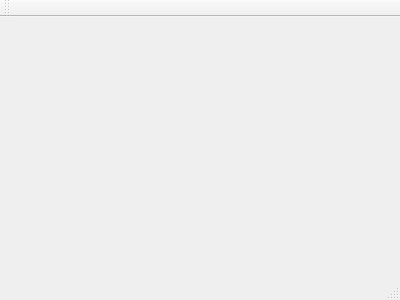
Before: the Qt Designer form Client/clientwindow.ui in ROLL-E/roll-e, drawn with Qt 5.
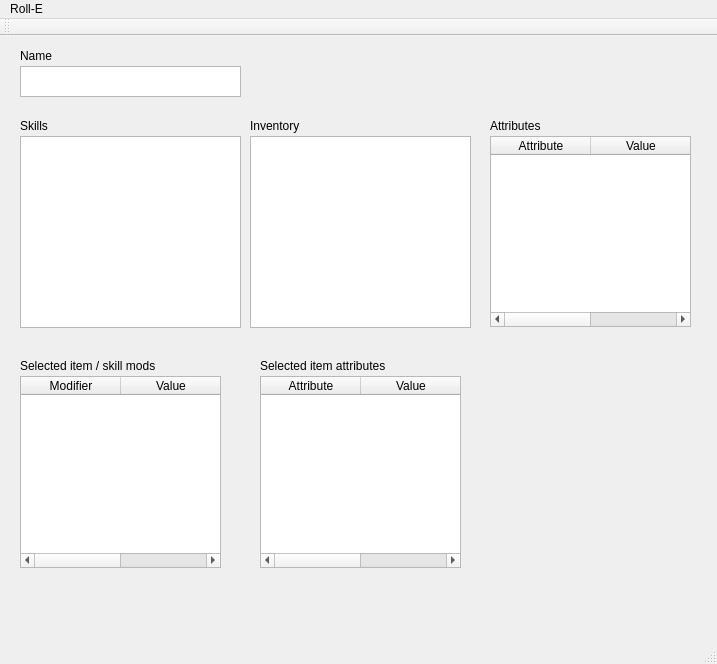
After: the same form once the commit is applied.

Commit message: Client gui layout

```diff
--- a/Client/clientwindow.ui
+++ b/Client/clientwindow.ui
@@ -1,24 +1,225 @@
 <ui version="4.0">
  <class>ClientWindow</class>
- <widget class="QMainWindow" name="ClientWindow" >
-  <property name="geometry" >
+ <widget class="QMainWindow" name="ClientWindow">
+  <property name="geometry">
    <rect>
     <x>0</x>
     <y>0</y>
-    <width>400</width>
-    <height>300</height>
+    <width>717</width>
+    <height>664</height>
    </rect>
   </property>
   <property name="windowTitle" >
    <string>ClientWindow</string>
   </property>
-  <widget class="QMenuBar" name="menuBar" />
-  <widget class="QToolBar" name="mainToolBar" />
-  <widget class="QWidget" name="centralWidget" />
-  <widget class="QStatusBar" name="statusBar" />
+  <widget class="QWidget" name="centralWidget">
+   <widget class="QListView" name="CharNameView">
+    <property name="geometry">
+     <rect>
+      <x>20</x>
+      <y>30</y>
+      <width>221</width>
+      <height>31</height>
+     </rect>
+    </property>
+   </widget>
+   <widget class="QListView" name="SkillView">
+    <property name="geometry">
+     <rect>
+      <x>20</x>
+      <y>100</y>
+      <width>221</width>
+      <height>192</height>
+     </rect>
+    </property>
+   </widget>
+   <widget class="QLabel" name="label">
+    <property name="geometry">
+     <rect>
+      <x>20</x>
+      <y>10</y>
+      <width>62</width>
+      <height>19</height>
+     </rect>
+    </property>
+    <property name="text">
+     <string>Name</string>
+    </property>
+   </widget>
+   <widget class="QLabel" name="label_2">
+    <property name="geometry">
+     <rect>
+      <x>20</x>
+      <y>80</y>
+      <width>62</width>
+      <height>19</height>
+     </rect>
+    </property>
+    <property name="text">
+     <string>Skills</string>
+    </property>
+   </widget>
+   <widget class="QLabel" name="label_3">
+    <property name="geometry">
+     <rect>
+      <x>250</x>
+      <y>80</y>
+      <width>62</width>
+      <height>19</height>
+     </rect>
+    </property>
+    <property name="text">
+     <string>Inventory</string>
+    </property>
+   </widget>
+   <widget class="QListView" name="InventoryView">
+    <property name="geometry">
+     <rect>
+      <x>250</x>
+      <y>100</y>
+      <width>221</width>
+      <height>192</height>
+     </rect>
+    </property>
+   </widget>
+   <widget class="QLabel" name="label_4">
+    <property name="geometry">
+     <rect>
+      <x>20</x>
+      <y>320</y>
+      <width>161</width>
+      <height>19</height>
+     </rect>
+    </property>
+    <property name="text">
+     <string>Selected item / skill mods</string>
+    </property>
+   </widget>
+   <widget class="QLabel" name="label_5">
+    <property name="geometry">
+     <rect>
+      <x>260</x>
+      <y>320</y>
+      <width>181</width>
+      <height>19</height>
+     </rect>
+    </property>
+    <property name="text">
+     <string>Selected item attributes</string>
+    </property>
+   </widget>
+   <widget class="QLabel" name="label_6">
+    <property name="geometry">
+     <rect>
+      <x>490</x>
+      <y>80</y>
+      <width>71</width>
+      <height>19</height>
+     </rect>
+    </property>
+    <property name="text">
+     <string>Attributes</string>
+    </property>
+   </widget>
+   <widget class="QTableWidget" name="item_tableWidget">
+    <property name="geometry">
+     <rect>
+      <x>260</x>
+      <y>340</y>
+      <width>201</width>
+      <height>192</height>
+     </rect>
+    </property>
+    <column>
+     <property name="text">
+      <string>Attribute</string>
+     </property>
+    </column>
+    <column>
+     <property name="text">
+      <string>Value</string>
+     </property>
+    </column>
+   </widget>
+   <widget class="QTableWidget" name="modifers_tableWidget">
+    <property name="geometry">
+     <rect>
+      <x>20</x>
+      <y>340</y>
+      <width>201</width>
+      <height>192</height>
+     </rect>
+    </property>
+    <property name="columnCount">
+     <number>2</number>
+    </property>
+    <column>
+     <property name="text">
+      <string>Modifier</string>
+     </property>
+    </column>
+    <column>
+     <property name="text">
+      <string>Value</string>
+     </property>
+    </column>
+   </widget>
+   <widget class="QTableWidget" name="attr_tableWidget">
+    <property name="geometry">
+     <rect>
+      <x>490</x>
+      <y>100</y>
+      <width>201</width>
+      <height>191</height>
+     </rect>
+    </property>
+    <column>
+     <property name="text">
+      <string>Attribute</string>
+     </property>
+    </column>
+    <column>
+     <property name="text">
+      <string>Value</string>
+     </property>
+    </column>
+   </widget>
+  </widget>
+  <widget class="QMenuBar" name="menuBar">
+   <property name="geometry">
+    <rect>
+     <x>0</x>
+     <y>0</y>
+     <width>717</width>
+     <height>22</height>
+    </rect>
+   </property>
+   <widget class="QMenu" name="menuRoll_E">
+    <property name="title">
+     <string>Roll-E</string>
+    </property>
+   </widget>
+   <addaction name="menuRoll_E"/>
+  </widget>
+  <widget class="QToolBar" name="mainToolBar">
+   <attribute name="toolBarArea">
+    <enum>TopToolBarArea</enum>
+   </attribute>
+   <attribute name="toolBarBreak">
+    <bool>false</bool>
+   </attribute>
+  </widget>
+  <widget class="QStatusBar" name="statusBar"/>
  </widget>
- <layoutDefault spacing="6" margin="11" />
- <pixmapfunction></pixmapfunction>
+ <layoutdefault spacing="6" margin="11"/>
+ <tabstops>
+  <tabstop>CharNameView</tabstop>
+  <tabstop>SkillView</tabstop>
+  <tabstop>InventoryView</tabstop>
+  <tabstop>attr_tableWidget</tabstop>
+  <tabstop>modifers_tableWidget</tabstop>
+  <tabstop>item_tableWidget</tabstop>
+ </tabstops>
  <resources/>
  <connections/>
 </ui>
```
Left out of the diff: 3 changed lines with no effect on the pictures.
